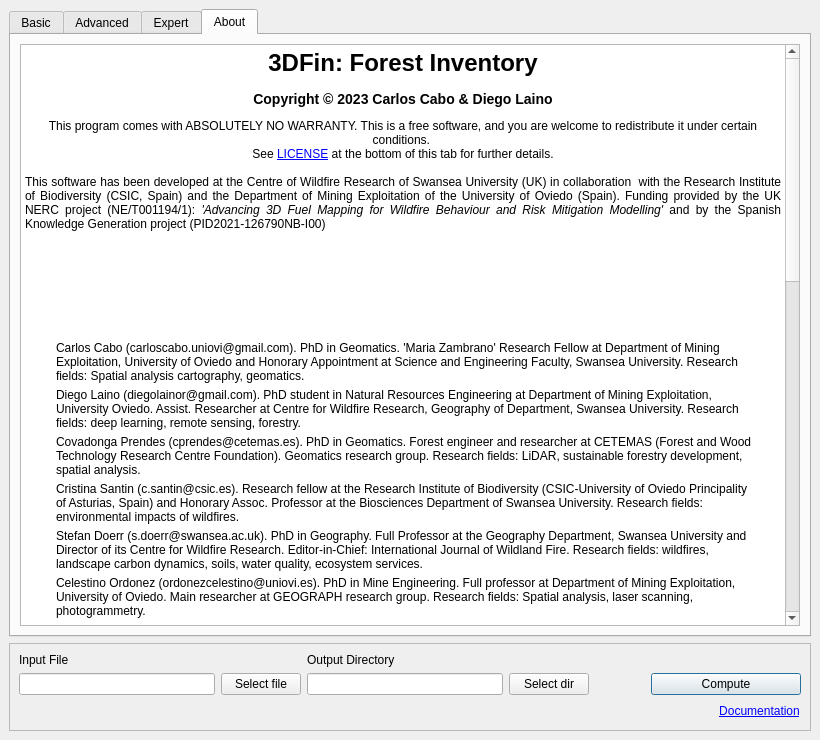
Above: qt-files/src/main_window.ui from 3DFin/3DFin before the change. Below: the same form after it.
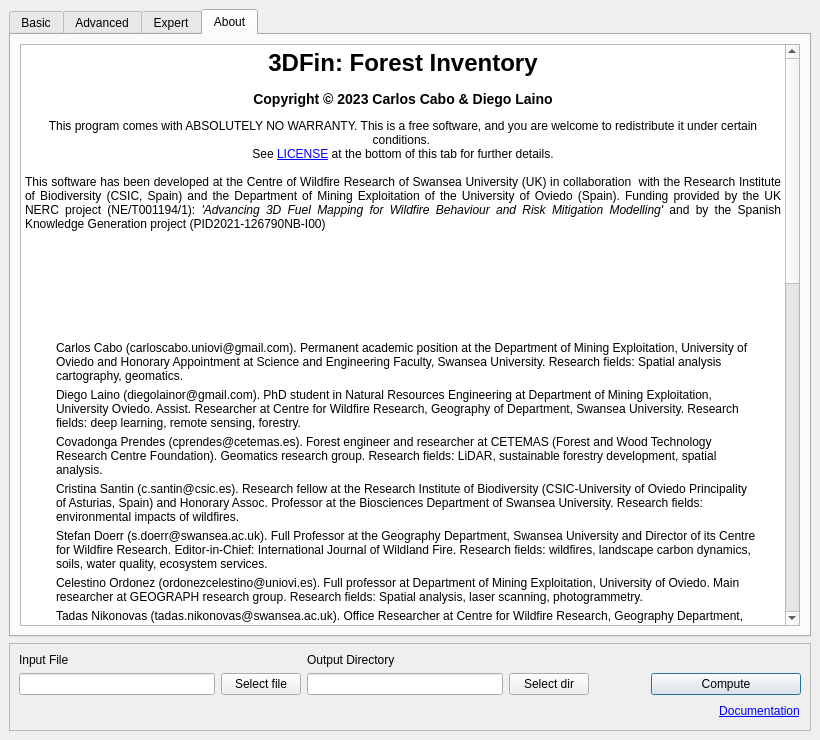
That is the form after the change. The open tabs and pages were chosen to show the change. Icons and pictures are not drawn.

Commit message: Modified team description

Diff of the .ui file:
```diff
--- a/qt-files/src/main_window.ui
+++ b/qt-files/src/main_window.ui
@@ -1698,7 +1698,7 @@
 &lt;td&gt;
 &lt;p style=&quot; margin-top:0px; margin-bottom:0px; margin-left:0px; margin-right:0px; -qt-block-indent:0; text-indent:0px;&quot;&gt;&lt;img src=&quot;:/assets/assets/carlos_pic_1.jpg&quot; /&gt;&lt;/p&gt;&lt;/td&gt;
 &lt;td&gt;
-&lt;p style=&quot; margin-top:0px; margin-bottom:0px; margin-left:0px; margin-right:0px; -qt-block-indent:0; text-indent:0px;&quot;&gt;Carlos Cabo (carloscabo.uniovi@gmail.com). PhD in Geomatics. 'Maria Zambrano' Research Fellow at Department of Mining Exploitation, University of Oviedo and Honorary Appointment at Science and Engineering Faculty, Swansea University. Research fields: Spatial analysis cartography, geomatics.&lt;/p&gt;&lt;/td&gt;&lt;/tr&gt;
+&lt;p style=&quot; margin-top:0px; margin-bottom:0px; margin-left:0px; margin-right:0px; -qt-block-indent:0; text-indent:0px;&quot;&gt;Carlos Cabo (carloscabo.uniovi@gmail.com). Permanent academic position at the Department of Mining Exploitation, University of Oviedo and Honorary Appointment at Science and Engineering Faculty, Swansea University. Research fields: Spatial analysis cartography, geomatics.&lt;/p&gt;&lt;/td&gt;&lt;/tr&gt;
 &lt;tr&gt;
 &lt;td&gt;
 &lt;p style=&quot; margin-top:0px; margin-bottom:0px; margin-left:0px; margin-right:0px; -qt-block-indent:0; text-indent:0px;&quot;&gt;&lt;img src=&quot;:/assets/assets/diego_pic_1.jpg&quot; /&gt;&lt;/p&gt;&lt;/td&gt;
@@ -1708,7 +1708,7 @@
 &lt;td&gt;
 &lt;p style=&quot; margin-top:0px; margin-bottom:0px; margin-left:0px; margin-right:0px; -qt-block-indent:0; text-indent:0px;&quot;&gt;&lt;img src=&quot;:/assets/assets/covadonga_pic_1.jpg&quot; /&gt;&lt;/p&gt;&lt;/td&gt;
 &lt;td&gt;
-&lt;p style=&quot; margin-top:0px; margin-bottom:0px; margin-left:0px; margin-right:0px; -qt-block-indent:0; text-indent:0px;&quot;&gt;Covadonga Prendes (cprendes@cetemas.es). PhD in Geomatics. Forest engineer and researcher at CETEMAS (Forest and Wood Technology Research Centre Foundation). Geomatics research group. Research fields: LiDAR, sustainable forestry development, spatial analysis.&lt;/p&gt;&lt;/td&gt;&lt;/tr&gt;
+&lt;p style=&quot; margin-top:0px; margin-bottom:0px; margin-left:0px; margin-right:0px; -qt-block-indent:0; text-indent:0px;&quot;&gt;Covadonga Prendes (cprendes@cetemas.es). Forest engineer and researcher at CETEMAS (Forest and Wood Technology Research Centre Foundation). Geomatics research group. Research fields: LiDAR, sustainable forestry development, spatial analysis.&lt;/p&gt;&lt;/td&gt;&lt;/tr&gt;
 &lt;tr&gt;
 &lt;td&gt;
 &lt;p style=&quot; margin-top:0px; margin-bottom:0px; margin-left:0px; margin-right:0px; -qt-block-indent:0; text-indent:0px;&quot;&gt;&lt;img src=&quot;:/assets/assets/cris_pic_1.jpg&quot; /&gt;&lt;/p&gt;&lt;/td&gt;
@@ -1718,17 +1718,17 @@
 &lt;td&gt;
 &lt;p style=&quot; margin-top:0px; margin-bottom:0px; margin-left:0px; margin-right:0px; -qt-block-indent:0; text-indent:0px;&quot;&gt;&lt;img src=&quot;:/assets/assets/stefan_pic_1.jpg&quot; /&gt;&lt;/p&gt;&lt;/td&gt;
 &lt;td&gt;
-&lt;p style=&quot; margin-top:0px; margin-bottom:0px; margin-left:0px; margin-right:0px; -qt-block-indent:0; text-indent:0px;&quot;&gt;Stefan Doerr (s.doerr@swansea.ac.uk). PhD in Geography. Full Professor at the Geography Department, Swansea University and Director of its Centre for Wildfire Research. Editor-in-Chief: International Journal of Wildland Fire. Research fields: wildfires, landscape carbon dynamics, soils, water quality, ecosystem services.&lt;/p&gt;&lt;/td&gt;&lt;/tr&gt;
+&lt;p style=&quot; margin-top:0px; margin-bottom:0px; margin-left:0px; margin-right:0px; -qt-block-indent:0; text-indent:0px;&quot;&gt;Stefan Doerr (s.doerr@swansea.ac.uk). Full Professor at the Geography Department, Swansea University and Director of its Centre for Wildfire Research. Editor-in-Chief: International Journal of Wildland Fire. Research fields: wildfires, landscape carbon dynamics, soils, water quality, ecosystem services.&lt;/p&gt;&lt;/td&gt;&lt;/tr&gt;
 &lt;tr&gt;
 &lt;td&gt;
 &lt;p style=&quot; margin-top:0px; margin-bottom:0px; margin-left:0px; margin-right:0px; -qt-block-indent:0; text-indent:0px;&quot;&gt;&lt;img src=&quot;:/assets/assets/celestino_pic_1.jpg&quot; /&gt;&lt;/p&gt;&lt;/td&gt;
 &lt;td&gt;
-&lt;p style=&quot; margin-top:0px; margin-bottom:0px; margin-left:0px; margin-right:0px; -qt-block-indent:0; text-indent:0px;&quot;&gt;Celestino Ordonez (ordonezcelestino@uniovi.es). PhD in Mine Engineering. Full professor at Department of Mining Exploitation, University of Oviedo. Main researcher at GEOGRAPH research group. Research fields: Spatial analysis, laser scanning, photogrammetry.&lt;/p&gt;&lt;/td&gt;&lt;/tr&gt;
+&lt;p style=&quot; margin-top:0px; margin-bottom:0px; margin-left:0px; margin-right:0px; -qt-block-indent:0; text-indent:0px;&quot;&gt;Celestino Ordonez (ordonezcelestino@uniovi.es). Full professor at Department of Mining Exploitation, University of Oviedo. Main researcher at GEOGRAPH research group. Research fields: Spatial analysis, laser scanning, photogrammetry.&lt;/p&gt;&lt;/td&gt;&lt;/tr&gt;
 &lt;tr&gt;
 &lt;td&gt;
 &lt;p style=&quot; margin-top:12px; margin-bottom:12px; margin-left:0px; margin-right:0px; -qt-block-indent:0; text-indent:0px;&quot;&gt;&lt;img src=&quot;:/assets/assets/tadas_pic_1.jpg&quot; /&gt;&lt;/p&gt;&lt;/td&gt;
 &lt;td&gt;
-&lt;p style=&quot; margin-top:0px; margin-bottom:0px; margin-left:0px; margin-right:0px; -qt-block-indent:0; text-indent:0px;&quot;&gt;Tadas Nikonovas (tadas.nikonovas@swansea.ac.uk). PhD in Geography. Office Researcher at Centre for Wildfire Research, Geography Department, Swansea University. Research fields: Global fire activity, atmospheric emissions, fire occurrence modelling. &lt;/p&gt;&lt;/td&gt;&lt;/tr&gt;&lt;/table&gt;
+&lt;p style=&quot; margin-top:0px; margin-bottom:0px; margin-left:0px; margin-right:0px; -qt-block-indent:0; text-indent:0px;&quot;&gt;Tadas Nikonovas (tadas.nikonovas@swansea.ac.uk). Office Researcher at Centre for Wildfire Research, Geography Department, Swansea University. Research fields: Global fire activity, atmospheric emissions, fire occurrence modelling. &lt;/p&gt;&lt;/td&gt;&lt;/tr&gt;&lt;/table&gt;
 &lt;h1 align=&quot;center&quot; style=&quot;-qt-paragraph-type:empty; margin-top:18px; margin-bottom:12px; margin-left:0px; margin-right:0px; -qt-block-indent:0; text-indent:0px; font-size:xx-large; font-weight:700;&quot;&gt;&lt;br /&gt;&lt;/h1&gt;
 &lt;p align=&quot;center&quot; style=&quot;-qt-paragraph-type:empty; margin-top:18px; margin-bottom:12px; margin-left:0px; margin-right:0px; -qt-block-indent:0; text-indent:0px;&quot;&gt;&lt;br /&gt;&lt;/p&gt;
 &lt;p style=&quot;-qt-paragraph-type:empty; margin-top:18px; margin-bottom:12px; margin-left:0px; margin-right:0px; -qt-block-indent:0; text-indent:0px;&quot;&gt;&lt;br /&gt;&lt;/p&gt;
```
The commit also changes 1 other file.
